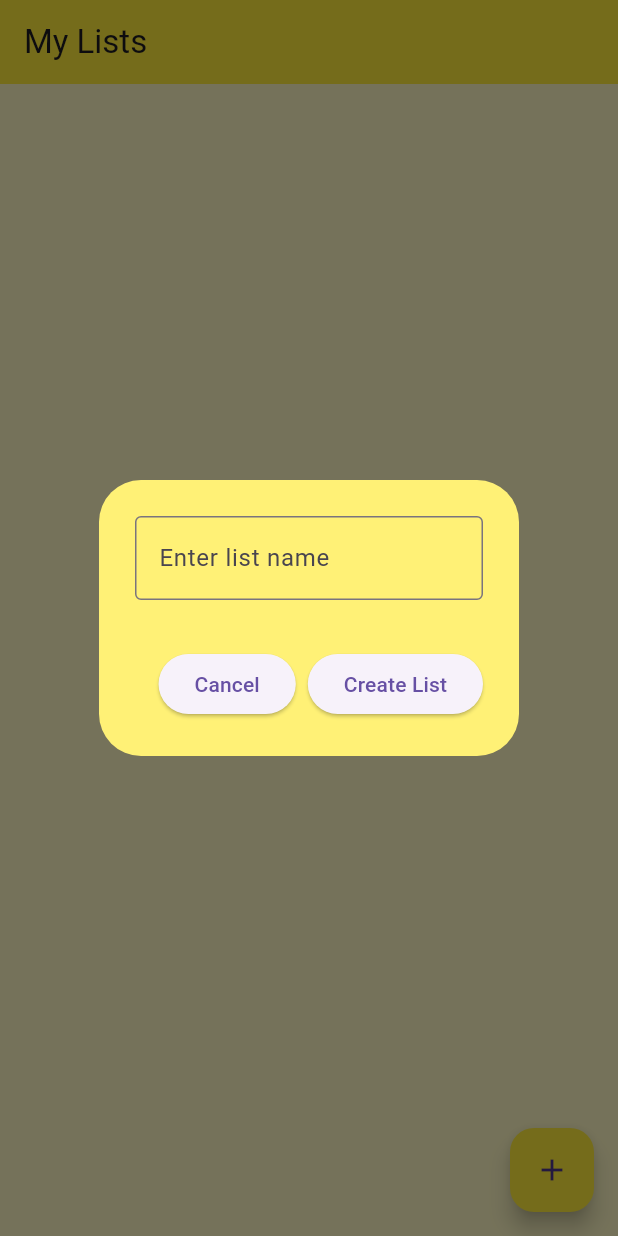
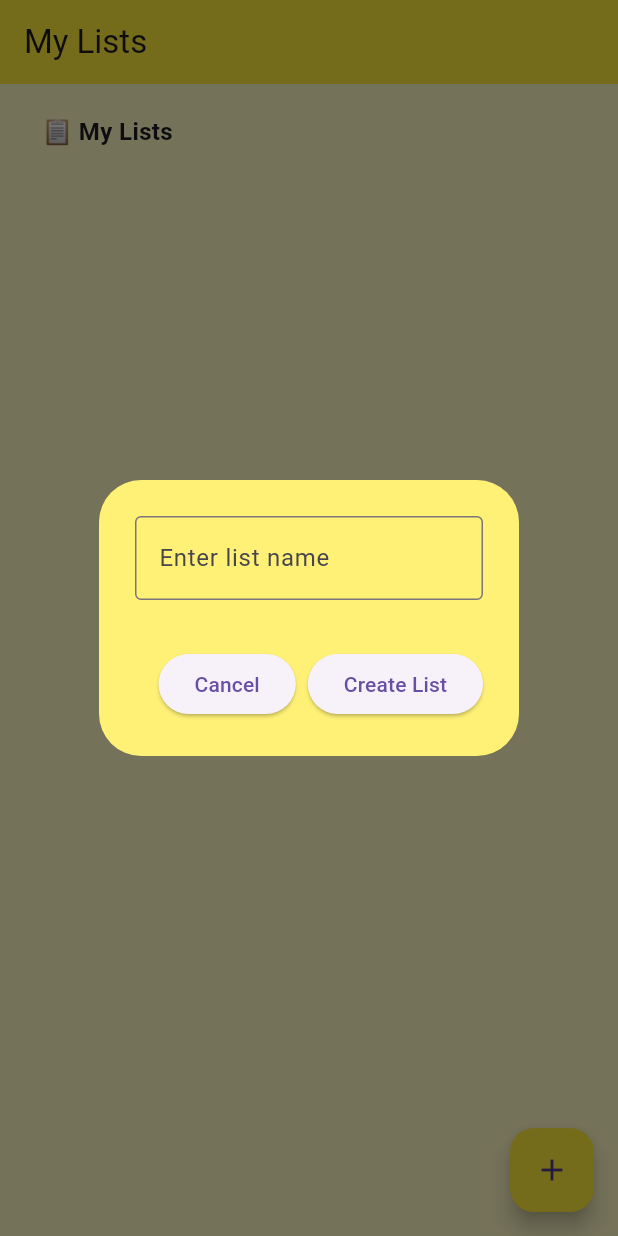
Before and after one commit to abdelrahman365g/ToDoApp, a Flutter app: the screen it shows after launch, after a tap on the "add" icon, on a phone screen of 412 x 824 dp. Run offline on Flutter 3.47's test engine with Material 3 defaults, Android fonts, the phone set to English and light mode, and no system bars; our stand-ins replace flutter_slidable, hive, hive_flutter; accounts and stored records are empty.

```diff
--- a/todo_app/lib/pages/home_page.dart
+++ b/todo_app/lib/pages/home_page.dart
@@ -1,6 +1,8 @@
 import 'package:flutter/material.dart';
+import 'package:intl/intl.dart';
 import 'package:todo_app/components/list_tile.dart';
 import 'package:todo_app/models/todo_list.dart';
+import 'package:todo_app/models/task.dart';
 import 'package:todo_app/pages/tasks_page.dart';
 import '../database/database.dart';
 
@@ -14,11 +16,32 @@ class HomePage extends StatefulWidget {
 class _HomePageState extends State<HomePage> {
   final ToDoDatabase db = ToDoDatabase();
   final _controller = TextEditingController();
+  List<Task> reminderTasks = [];
 
   @override
   void initState() {
     super.initState();
     db.loadData();
+    _loadReminders();
+  }
+
+  void _loadReminders() {
+    final now = DateTime.now();
+    final nextDay = now.add(const Duration(hours: 24));
+
+    setState(() {
+      reminderTasks =
+          db.lists
+              .expand((list) => list.tasks)
+              .where(
+                (task) =>
+                    !task.isDone &&
+                    task.dueDate != null &&
+                    task.dueDate!.isAfter(now) &&
+                    task.dueDate!.isBefore(nextDay),
+              )
+              .toList();
+    });
   }
 
   void createNewList() {
@@ -62,12 +85,40 @@ class _HomePageState extends State<HomePage> {
   void _deleteList(int index) {
     setState(() {
       db.lists.removeAt(index);
-      db.saveData(); // Save updated data to the database
+      db.saveData();
+      _loadReminders();
     });
   }
 
   @override
   Widget build(BuildContext context) {
+    final reminderSection =
+        reminderTasks.isNotEmpty
+            ? Column(
+              crossAxisAlignment: CrossAxisAlignment.start,
+              children: [
+                const Padding(
+                  padding: EdgeInsets.symmetric(horizontal: 16.0, vertical: 8),
+                  child: Text(
+                    "⏰ Reminders (due in 24h)",
+                    style: TextStyle(fontSize: 16, fontWeight: FontWeight.bold),
+                  ),
+                ),
+                ...reminderTasks.map(
+                  (task) => Padding(
+                    padding: const EdgeInsets.symmetric(horizontal: 16.0),
+                    child: ListTile(
+                      title: Text(task.title),
+                      subtitle: Text(
+                        "Due: ${DateFormat('MMM d, yyyy').format(task.dueDate!)}",
+                      ),
+                    ),
+                  ),
+                ),
+                const Divider(),
+              ],
+            )
+            : const SizedBox.shrink();
     return Scaffold(
       backgroundColor: Colors.yellow[100],
       appBar: AppBar(
@@ -79,11 +130,25 @@ class _HomePageState extends State<HomePage> {
         backgroundColor: Colors.yellow,
         child: const Icon(Icons.add),
       ),
-      body: ListView.builder(
+      body: RefreshIndicator(
+        onRefresh: () async {
+          db.loadData();
+          _loadReminders();
+        },
+        child: ListView(
           padding: const EdgeInsets.all(12),
-        itemCount: db.lists.length,
-        itemBuilder: (context, index) {
-          final list = db.lists[index];
+          children: [
+            reminderSection,
+            const Padding(
+              padding: EdgeInsets.symmetric(horizontal: 16.0, vertical: 8),
+              child: Text(
+                "📋 My Lists",
+                style: TextStyle(fontSize: 16, fontWeight: FontWeight.bold),
+              ),
+            ),
+            ...db.lists.asMap().entries.map((entry) {
+              final index = entry.key;
+              final list = entry.value;
               return ListTileWidget(
                 title: list.name,
                 onTap: () {
@@ -92,11 +157,17 @@ class _HomePageState extends State<HomePage> {
                     MaterialPageRoute(
                       builder: (context) => TasksPage(listIndex: index),
                     ),
-              ).then((_) => setState(() {}));
+                  ).then(
+                    (_) => setState(() {
+                      _loadReminders();
+                    }),
+                  );
                 },
                 onDelete: (context) => _deleteList(index),
               );
-        },
+            }),
+          ],
+        ),
       ),
     );
   }
--- a/todo_app/pubspec.yaml
+++ b/todo_app/pubspec.yaml
@@ -38,6 +38,7 @@ dependencies:
   # Use with the CupertinoIcons class for iOS style icons.
   cupertino_icons: ^1.0.8
   flutter_slidable: ^4.0.0
+  intl: ^0.20.2
 
 dev_dependencies:
   flutter_test:
```
Also changed, not shown: todo_app/pubspec.lock, 1 other file. Lines whose indentation alone changed are shown as unchanged.
